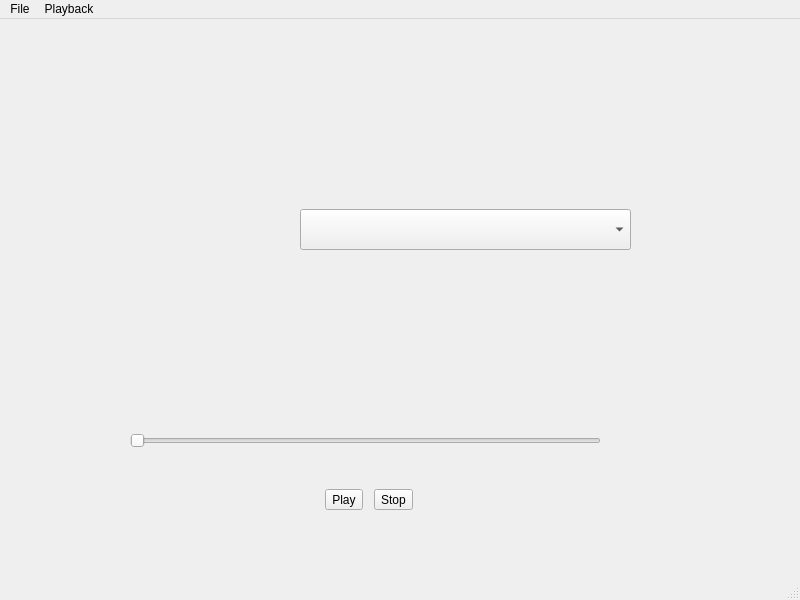
Qt form src/melosic/gui/mainwindow.ui (chrismanning/melosic) before a commit.
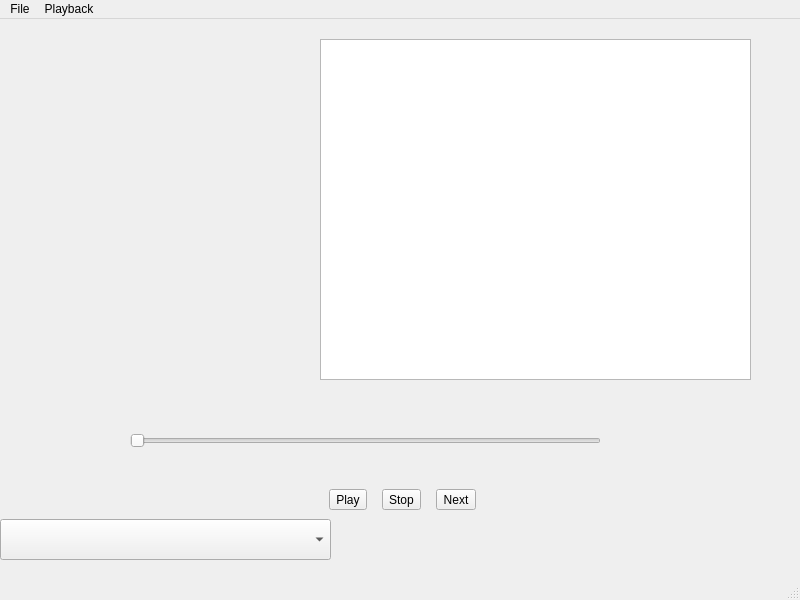
The same form after that commit. Custom widgets are drawn as their Qt base class.

Commit message: UI additions. Add a QListView for the playlist model. Add a next button for skipping tracks. Change the way tracks are added to better use playlist model rather than directly use playlist.

Diff of the .ui file:
```diff
--- a/src/melosic/gui/mainwindow.ui
+++ b/src/melosic/gui/mainwindow.ui
@@ -19,13 +19,19 @@
      <rect>
       <x>320</x>
       <y>467</y>
-      <width>100</width>
+      <width>166</width>
       <height>27</height>
      </rect>
     </property>
     <layout class="QHBoxLayout" name="controlButtonLayout">
      <item>
       <widget class="QToolButton" name="playButton">
+       <property name="sizePolicy">
+        <sizepolicy hsizetype="Fixed" vsizetype="Fixed">
+         <horstretch>0</horstretch>
+         <verstretch>0</verstretch>
+        </sizepolicy>
+       </property>
        <property name="text">
         <string>Play</string>
        </property>
@@ -33,11 +39,24 @@
      </item>
      <item>
       <widget class="QToolButton" name="stopButton">
+       <property name="sizePolicy">
+        <sizepolicy hsizetype="Fixed" vsizetype="Fixed">
+         <horstretch>0</horstretch>
+         <verstretch>0</verstretch>
+        </sizepolicy>
+       </property>
        <property name="text">
         <string>Stop</string>
        </property>
       </widget>
      </item>
+     <item>
+      <widget class="QToolButton" name="nextButton">
+       <property name="text">
+        <string>Next</string>
+       </property>
+      </widget>
+     </item>
     </layout>
    </widget>
    <widget class="TrackSeeker" name="trackSeeker">
@@ -56,13 +75,35 @@
    <widget class="QComboBox" name="outputDevicesCBX">
     <property name="geometry">
      <rect>
-      <x>300</x>
-      <y>190</y>
+      <x>0</x>
+      <y>500</y>
       <width>331</width>
       <height>41</height>
      </rect>
     </property>
    </widget>
+   <widget class="QListView" name="playlistView">
+    <property name="geometry">
+     <rect>
+      <x>320</x>
+      <y>20</y>
+      <width>431</width>
+      <height>341</height>
+     </rect>
+    </property>
+    <property name="dragEnabled">
+     <bool>true</bool>
+    </property>
+    <property name="dragDropMode">
+     <enum>QAbstractItemView::DragDrop</enum>
+    </property>
+    <property name="defaultDropAction">
+     <enum>Qt::MoveAction</enum>
+    </property>
+    <property name="selectionMode">
+     <enum>QAbstractItemView::ExtendedSelection</enum>
+    </property>
+   </widget>
   </widget>
   <widget class="QMenuBar" name="menubar">
    <property name="geometry">
```
Left out of the diff: 11 changed lines with no effect on the pictures. The commit also changes 2 other files.
